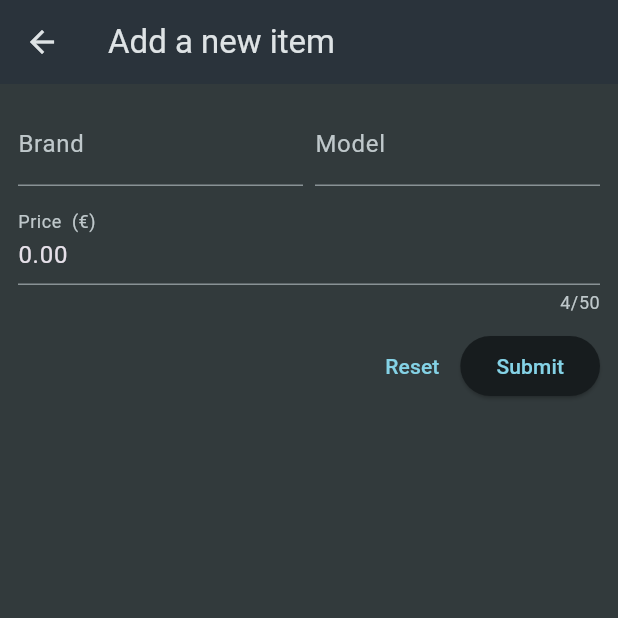
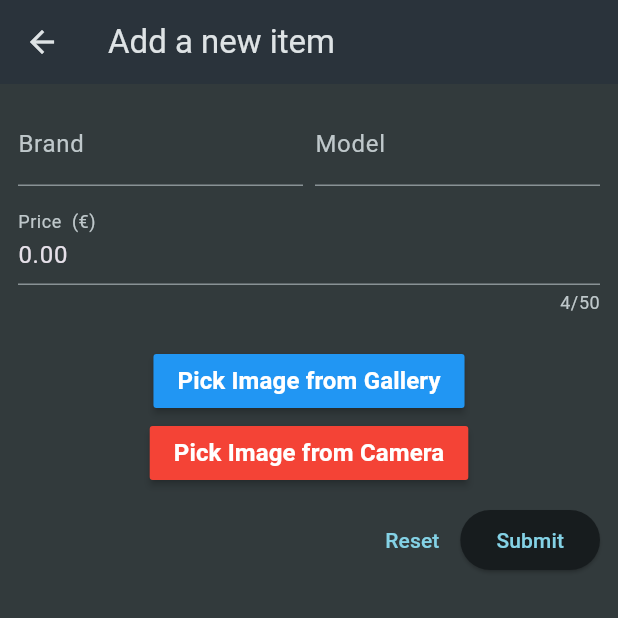
Before and after one commit to svabela5/mobiles_application_flutter, a Flutter app: the NewPhone screen opened directly, on a phone screen of 412 x 824 dp, the top half of it. Run offline on Flutter 3.47's test engine with Material 3 defaults, Android fonts, the phone set to English and light mode, and no system bars; our stand-ins replace flutter_local_notifications, image_picker, permission_handler; network calls fail.

Commit message:
Using camera and images phase 1

```diff
--- a/lib/models/phone.dart
+++ b/lib/models/phone.dart
@@ -4,10 +4,12 @@ class Phone {
     required this.brand,
     required this.model,
     required this.price,
+    required this.image,
   });
 
   final String id;
   final String brand;
   final String model;
   final double price;
+  final String image;
 }
--- a/lib/widgets/new_phone.dart
+++ b/lib/widgets/new_phone.dart
@@ -1,7 +1,9 @@
 import 'dart:convert';
+import 'dart:io';
 
 import 'package:flutter/material.dart';
 import 'package:http/http.dart' as http;
+import 'package:image_picker/image_picker.dart';
 import 'package:mobiles_application_flutter/main.dart';
 import 'package:mobiles_application_flutter/models/phone.dart';
 import 'package:flutter_local_notifications/flutter_local_notifications.dart';
@@ -20,6 +22,7 @@ class _NewPhoneState extends State<NewPhone> {
   var _enteredBrand = '';
   var _enteredModel = '';
   var _enteredPrice = 0.00;
+  var _encodedImage = '';
 
   Future<void> showNotification() async {
   const AndroidNotificationDetails androidPlatformChannelSpecifics =
@@ -42,7 +45,25 @@ class _NewPhoneState extends State<NewPhone> {
   );
 }
 
-  var isSendingData = false;
+  var isSendingData = false;File? _selectedImage;
+
+  Future _pickImageFromGallery() async {
+    final returnedImage = await ImagePicker().pickImage(source: ImageSource.gallery);
+    if (returnedImage == null) return;
+    final imageTemporary = File(returnedImage.path);
+    setState(() {
+      _selectedImage = imageTemporary;
+    });
+  }
+
+  Future _pickImageFromCamera() async {
+    final returnedImage = await ImagePicker().pickImage(source: ImageSource.camera);
+    if (returnedImage == null) return;
+    final imageTemporary = File(returnedImage.path);
+    setState(() {
+      _selectedImage = imageTemporary;
+    });
+  }
 
   void _saveItem() async {
     if (_formKey.currentState!.validate()) {
@@ -54,12 +75,15 @@ class _NewPhoneState extends State<NewPhone> {
 
       final url = Uri.https('phone-arena-flutter-default-rtdb.firebaseio.com', 'phones.json');
 
+      _encodedImage = _selectedImage != null ? base64Encode(_selectedImage!.readAsBytesSync()) : '';
+
       final response = await http.post(url,
           headers: {'Content-Type': 'application/json'},
           body: json.encode({
             'brand': _enteredBrand,
             'model': _enteredModel,
             'price': _enteredPrice,
+            'image': _encodedImage,
           }));
 
       Map<String, dynamic> responseData = json.decode(response.body);
@@ -75,6 +99,7 @@ class _NewPhoneState extends State<NewPhone> {
           brand: _enteredBrand,
           model: _enteredModel,
           price: _enteredPrice,
+          image: _encodedImage,
           ));
     }
   }
@@ -161,6 +186,36 @@ class _NewPhoneState extends State<NewPhone> {
               const SizedBox(
                 height: 10,
               ),
+              //image buttons
+              const SizedBox(
+                height: 10,
+              ),
+              MaterialButton(
+                onPressed: _pickImageFromGallery,
+                color: Colors.blue,
+                child: const Text(
+                  "Pick Image from Gallery",
+                  style: TextStyle(
+                      color: Colors.white,
+                      fontWeight: FontWeight.bold,
+                      fontSize: 16),
+                ),
+              ),
+              MaterialButton(
+                onPressed: _pickImageFromCamera,
+                color: Colors.red,
+                child: const Text(
+                  "Pick Image from Camera",
+                  style: TextStyle(
+                      color: Colors.white,
+                      fontWeight: FontWeight.bold,
+                      fontSize: 16),
+                ),
+              ),
+              const SizedBox(
+                height: 10,
+              ),
+              //save/cancel buttons
               Row(
                 mainAxisAlignment: MainAxisAlignment.end,
                 children: [
--- a/lib/widgets/phone_details.dart
+++ b/lib/widgets/phone_details.dart
@@ -1,3 +1,6 @@
+import 'dart:convert';
+import 'dart:io';
+
 import 'package:flutter/material.dart';
 import 'package:mobiles_application_flutter/models/phone.dart';
 import 'package:mobiles_application_flutter/widgets/info_line.dart';
@@ -12,6 +15,18 @@ class PhoneInfo extends StatelessWidget {
 
    @override
   Widget build(BuildContext context) {
+  File? _selectedImage = null;
+
+  if(phone.image != '') {
+    String outputPath = '/storage/emulated/0/Download/${phone.brand}_${phone.model}.jpg';
+    File outputFile = File(outputPath);
+    List<int> imageBytes = base64Decode(phone.image);
+    outputFile.writeAsBytesSync(imageBytes); // Synchronous write
+    _selectedImage = outputFile;
+  } else {
+    _selectedImage = null;
+  }
+
     return Padding(
       padding: const EdgeInsets.all(16.0),
       child: Column(
@@ -21,6 +36,12 @@ class PhoneInfo extends StatelessWidget {
           const SizedBox(height: 10),
           InfoLine(boldText: 'Price:', normalText: '€${phone.price}'),
           const SizedBox(height: 10),
+          const SizedBox(
+            height: 20,
+          ),
+          _selectedImage == null
+              ? const Text("No Image Selected")
+              : Image.file(_selectedImage!),
           ElevatedButton(
             onPressed: goBackToMainScreen,
             child: const Text('Go back'),
--- a/lib/widgets/phone_list.dart
+++ b/lib/widgets/phone_list.dart
@@ -40,6 +40,7 @@ class _PhoneList extends State<PhoneList> {
           brand: item.value['brand'],
           model: item.value['model'],
           price: item.value['price'].toDouble(),
+          image: item.value['image'],
         ));
       }
 
--- a/pubspec.yaml
+++ b/pubspec.yaml
@@ -11,6 +11,7 @@ dependencies:
     sdk: flutter
   flutter_local_notifications: ^19.0.0
   http: ^1.3.0
+  image_picker: ^1.1.2
   permission_handler: ^11.4.0
 
 dev_dependencies:
```
Also changed, not shown: pubspec.lock, 9 other files.
